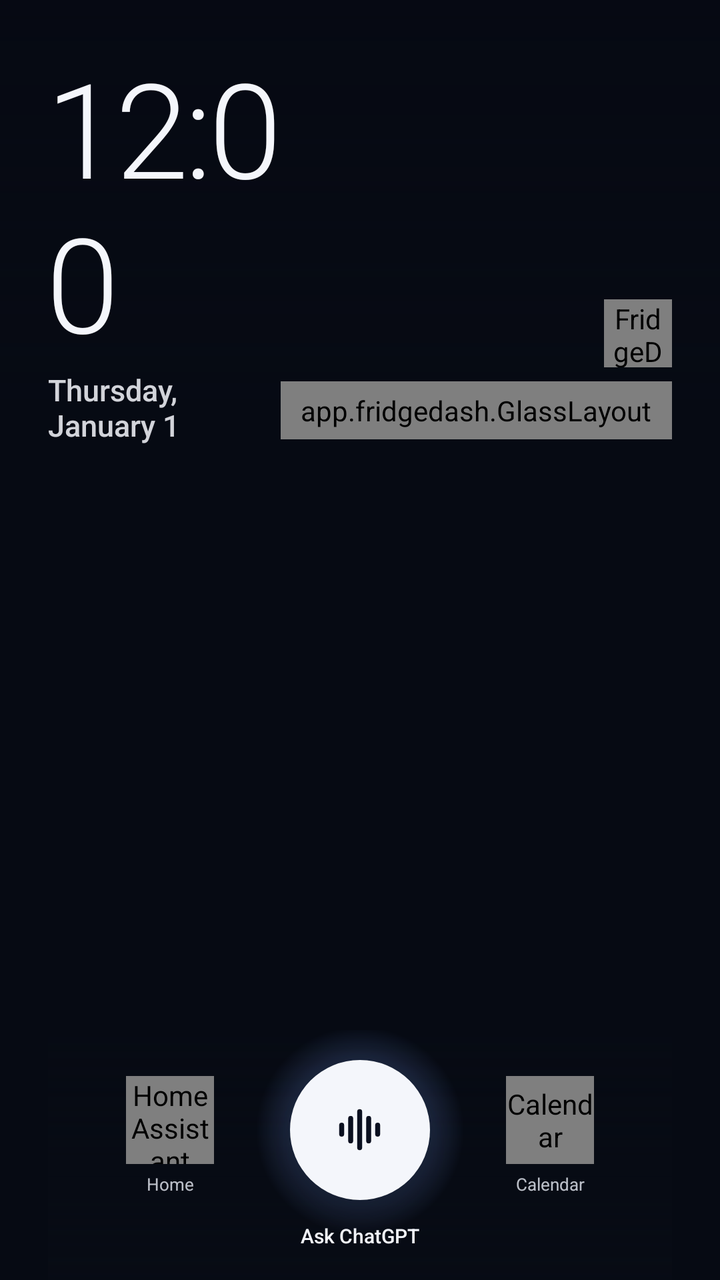
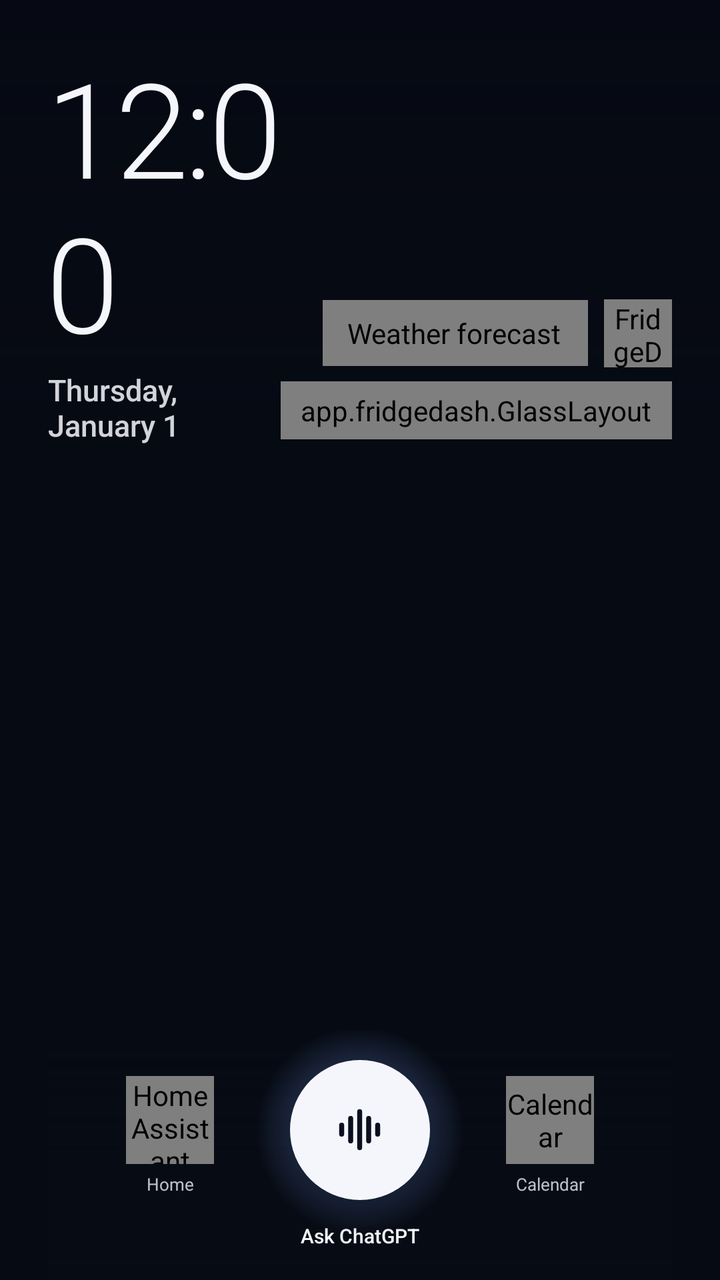

Screens rendered from an Android XML layout before and after an edit, with the pre-edit source and the edit as a unified diff.
<!-- AndroidManifest.xml: activity theme AppTheme.Fullscreen -->
<!-- res/layout/activity_main.xml -->
<?xml version="1.0" encoding="utf-8"?>
<FrameLayout xmlns:android="http://schemas.android.com/apk/res/android"
    xmlns:app="http://schemas.android.com/apk/res-auto"
    android:id="@+id/root"
    android:layout_width="match_parent"
    android:layout_height="match_parent"
    android:background="#FF070B14">

    <ImageView
        android:id="@+id/wallpaper"
        android:layout_width="match_parent"
        android:layout_height="match_parent"
        android:importantForAccessibility="no"
        android:scaleType="fitXY" />

    <View
        android:id="@+id/dim"
        android:layout_width="match_parent"
        android:layout_height="match_parent"
        android:background="#2E050812" />

    <View
        android:layout_width="match_parent"
        android:layout_height="210dp"
        android:background="@drawable/scrim_top" />

    <LinearLayout
        android:layout_width="match_parent"
        android:layout_height="match_parent"
        android:orientation="vertical"
        android:paddingStart="24dp"
        android:paddingTop="28dp"
        android:paddingEnd="24dp">

        
        <LinearLayout
            android:layout_width="match_parent"
            android:layout_height="wrap_content"
            android:gravity="bottom"
            android:orientation="horizontal">

            <LinearLayout
                android:layout_width="0dp"
                android:layout_height="wrap_content"
                android:layout_weight="1"
                android:orientation="vertical">

                <TextClock
                    android:layout_width="wrap_content"
                    android:layout_height="wrap_content"
                    android:fontFamily="sans-serif-light"
                    android:format12Hour="h:mm"
                    android:format24Hour="H:mm"
                    android:includeFontPadding="false"
                    android:letterSpacing="-0.03"
                    android:textColor="#FFF4F6FB"
                    android:textSize="66sp" />

                <TextClock
                    android:layout_width="wrap_content"
                    android:layout_height="wrap_content"
                    android:layout_marginTop="2dp"
                    android:fontFamily="sans-serif-medium"
                    android:format12Hour="EEEE, MMMM d"
                    android:format24Hour="EEEE, d MMMM"
                    android:textColor="#DBF4F6FB"
                    android:textSize="15sp" />
            </LinearLayout>

            <LinearLayout
                android:layout_width="wrap_content"
                android:layout_height="wrap_content"
                android:gravity="end"
                android:orientation="vertical"
                android:paddingBottom="3dp">

                <app.fridgedash.GlassLayout
                    android:id="@+id/btnSettings"
                    android:layout_width="34dp"
                    android:layout_height="34dp"
                    android:clickable="true"
                    android:contentDescription="FridgeDash settings"
                    android:focusable="true"
                    android:gravity="center"
                    app:glassPill="true">

                    <ImageView
                        android:layout_width="16dp"
                        android:layout_height="16dp"
                        android:importantForAccessibility="no"
                        android:src="@drawable/ic_settings" />
                </app.fridgedash.GlassLayout>

                <app.fridgedash.GlassLayout
                    android:id="@+id/creditChip"
                    android:layout_width="wrap_content"
                    android:layout_height="wrap_content"
                    android:layout_marginTop="7dp"
                    android:gravity="center_vertical"
                    android:orientation="horizontal"
                    android:paddingStart="10dp"
                    android:paddingTop="5dp"
                    android:paddingEnd="10dp"
                    android:paddingBottom="5dp"
                    app:glassPill="true">

                    <ImageView
                        android:id="@+id/wifiIcon"
                        android:layout_width="12dp"
                        android:layout_height="12dp"
                        android:contentDescription="Wi-Fi"
                        android:src="@drawable/ic_wifi"
                        android:tint="#FF5ED3C4" />

                    <ImageView
                        android:layout_width="11dp"
                        android:layout_height="11dp"
                        android:layout_marginStart="8dp"
                        android:importantForAccessibility="no"
                        android:src="@drawable/ic_image"
                        android:tint="#DBF4F6FB" />

                    <TextView
                        android:id="@+id/creditText"
                        android:layout_width="wrap_content"
                        android:layout_height="wrap_content"
                        android:layout_marginStart="5dp"
                        android:ellipsize="end"
                        android:maxWidth="190dp"
                        android:maxLines="1"
                        android:textColor="#DBF4F6FB"
                        android:textSize="8.5sp" />
                </app.fridgedash.GlassLayout>
            </LinearLayout>
        </LinearLayout>

        
        <app.fridgedash.GlassLayout
            android:id="@+id/updateBannerBox"
            android:layout_width="match_parent"
            android:layout_height="wrap_content"
            android:layout_marginTop="12dp"
            android:clickable="true"
            android:focusable="true"
            android:visibility="gone"
            app:glassRadius="16dp"
            app:glassTint="#992D7FF9">

            <TextView
                android:id="@+id/updateBanner"
                android:layout_width="match_parent"
                android:layout_height="wrap_content"
                android:gravity="center"
                android:minHeight="40dp"
                android:padding="8dp"
                android:textColor="#FFFFFFFF"
                android:textSize="11sp" />
        </app.fridgedash.GlassLayout>

        
        <ScrollView
            android:layout_width="match_parent"
            android:layout_height="0dp"
            android:layout_marginTop="16dp"
            android:layout_weight="1"
            android:clipToPadding="false"
            android:overScrollMode="never"
            android:paddingBottom="16dp"
            android:scrollbars="none">

            <LinearLayout
                android:id="@+id/todayColumn"
                android:layout_width="match_parent"
                android:layout_height="wrap_content"
                android:orientation="vertical" />
        </ScrollView>

        
        <FrameLayout
            android:layout_width="540dp"
            android:layout_height="125dp"
            android:layout_gravity="center_horizontal"
            android:layout_marginStart="-24dp"
            android:layout_marginEnd="-24dp">

            <View
                android:layout_width="540dp"
                android:layout_height="125dp"
                android:background="@drawable/scrim_bottom" />

            <app.fridgedash.GlassLayout
                android:id="@+id/dockFridge"
                android:layout_width="44dp"
                android:layout_height="44dp"
                android:layout_marginStart="68dp"
                android:layout_marginTop="48dp"
                android:clickable="true"
                android:contentDescription="Refrigerator"
                android:focusable="true"
                android:gravity="center"
                app:glassPill="true">

                <ImageView
                    android:layout_width="17dp"
                    android:layout_height="17dp"
                    android:importantForAccessibility="no"
                    android:src="@drawable/ic_fridge" />
            </app.fridgedash.GlassLayout>

            <TextView
                style="@style/DockLabel"
                android:layout_marginStart="50dp"
                android:layout_marginTop="96dp"
                android:text="Fridge" />

            <app.fridgedash.GlassLayout
                android:id="@+id/dockHome"
                android:layout_width="44dp"
                android:layout_height="44dp"
                android:layout_marginStart="153dp"
                android:layout_marginTop="23dp"
                android:clickable="true"
                android:contentDescription="Home Assistant"
                android:focusable="true"
                android:gravity="center"
                app:glassPill="true">

                <ImageView
                    android:layout_width="17dp"
                    android:layout_height="17dp"
                    android:importantForAccessibility="no"
                    android:src="@drawable/ic_home" />
            </app.fridgedash.GlassLayout>

            <TextView
                style="@style/DockLabel"
                android:layout_marginStart="135dp"
                android:layout_marginTop="71dp"
                android:text="Home" />

            <View
                android:layout_width="104dp"
                android:layout_height="104dp"
                android:layout_marginStart="218dp"
                android:layout_marginTop="-2dp"
                android:background="@drawable/talk_ring" />

            <FrameLayout
                android:id="@+id/dockTalk"
                android:layout_width="70dp"
                android:layout_height="70dp"
                android:layout_marginStart="235dp"
                android:layout_marginTop="15dp"
                android:background="@drawable/talk_button"
                android:clickable="true"
                android:contentDescription="Talk to ChatGPT"
                android:elevation="8dp"
                android:focusable="true">

                <ImageView
                    android:id="@+id/talkIcon"
                    android:layout_width="27dp"
                    android:layout_height="27dp"
                    android:layout_gravity="center"
                    android:importantForAccessibility="no"
                    android:src="@drawable/ic_wave"
                    android:tint="#FF0B1020" />
            </FrameLayout>

            <TextView
                style="@style/DockLabel"
                android:layout_width="120dp"
                android:layout_marginStart="210dp"
                android:layout_marginTop="96dp"
                android:fontFamily="sans-serif-medium"
                android:text="Ask ChatGPT"
                android:textColor="#FFF4F6FB"
                android:textSize="10sp" />

            <app.fridgedash.GlassLayout
                android:id="@+id/dockCalendar"
                android:layout_width="44dp"
                android:layout_height="44dp"
                android:layout_marginStart="343dp"
                android:layout_marginTop="23dp"
                android:clickable="true"
                android:contentDescription="Calendar"
                android:focusable="true"
                android:gravity="center"
                app:glassPill="true">

                <ImageView
                    android:layout_width="17dp"
                    android:layout_height="17dp"
                    android:importantForAccessibility="no"
                    android:src="@drawable/ic_calendar" />
            </app.fridgedash.GlassLayout>

            <TextView
                style="@style/DockLabel"
                android:layout_marginStart="325dp"
                android:layout_marginTop="71dp"
                android:text="Calendar" />

            <app.fridgedash.GlassLayout
                android:id="@+id/dockApps"
                android:layout_width="44dp"
                android:layout_height="44dp"
                android:layout_marginStart="428dp"
                android:layout_marginTop="48dp"
                android:clickable="true"
                android:contentDescription="All apps"
                android:focusable="true"
                android:gravity="center"
                app:glassPill="true">

                <ImageView
                    android:layout_width="16dp"
                    android:layout_height="16dp"
                    android:importantForAccessibility="no"
                    android:src="@drawable/ic_apps" />
            </app.fridgedash.GlassLayout>

            <TextView
                style="@style/DockLabel"
                android:layout_marginStart="410dp"
                android:layout_marginTop="96dp"
                android:text="Apps" />
        </FrameLayout>
    </LinearLayout>
</FrameLayout>
<!-- resources referenced by this layout -->
<resources>
  <!-- drawable ic_home (drawable) -->
  <?xml version="1.0" encoding="utf-8"?>
  <vector xmlns:android="http://schemas.android.com/apk/res/android"
      android:width="24dp" android:height="24dp"
      android:viewportWidth="24" android:viewportHeight="24">
      <path android:pathData="M3,11L12,3L21,11" android:strokeColor="#FFFFFFFF" android:strokeWidth="1.8" android:strokeLineCap="round" android:strokeLineJoin="round" />
      <path android:pathData="M5,9.5V21H19V9.5" android:strokeColor="#FFFFFFFF" android:strokeWidth="1.8" android:strokeLineCap="round" android:strokeLineJoin="round" />
      <path android:pathData="M10,21v-6h4v6" android:strokeColor="#FFFFFFFF" android:strokeWidth="1.8" android:strokeLineCap="round" android:strokeLineJoin="round" />
  </vector>
  <!-- drawable ic_image (drawable) -->
  <?xml version="1.0" encoding="utf-8"?>
  <vector xmlns:android="http://schemas.android.com/apk/res/android"
      android:width="24dp" android:height="24dp"
      android:viewportWidth="24" android:viewportHeight="24">
      <path android:pathData="M3,20l6,-9l4,6l3,-4l5,7z" android:strokeColor="#FFFFFFFF" android:strokeWidth="1.8" android:strokeLineCap="round" android:strokeLineJoin="round" />
      <path android:pathData="M17,6m-2,0a2,2 0,1 0,4 0a2,2 0,1 0,-4 0" android:strokeColor="#FFFFFFFF" android:strokeWidth="1.8" android:strokeLineCap="round" android:strokeLineJoin="round" />
  </vector>
  <!-- drawable scrim_bottom (drawable) -->
  <?xml version="1.0" encoding="utf-8"?>
  <shape xmlns:android="http://schemas.android.com/apk/res/android" android:shape="rectangle">
      <gradient
          android:angle="90"
          android:endColor="#00070B14"
          android:startColor="#D9070B14" />
  </shape>
  <!-- drawable scrim_top (drawable) -->
  <?xml version="1.0" encoding="utf-8"?>
  <shape xmlns:android="http://schemas.android.com/apk/res/android" android:shape="rectangle">
      <gradient
          android:angle="270"
          android:endColor="#00050812"
          android:startColor="#8C050812" />
  </shape>
  <!-- drawable talk_button (drawable) -->
  <?xml version="1.0" encoding="utf-8"?>
  <ripple xmlns:android="http://schemas.android.com/apk/res/android"
      android:color="#330B1020">
      <item>
          <shape android:shape="oval">
              <solid android:color="#FFF4F6FB" />
          </shape>
      </item>
  </ripple>
  <!-- drawable talk_ring (drawable) -->
  <?xml version="1.0" encoding="utf-8"?>
  <shape xmlns:android="http://schemas.android.com/apk/res/android" android:shape="oval">
      <gradient
          android:centerColor="#4478A0FF"
          android:endColor="#0078A0FF"
          android:gradientRadius="50%p"
          android:startColor="#6678A0FF"
          android:type="radial" />
  </shape>
  <style name="DockLabel">
          <item name="android:layout_width">80dp</item>
          <item name="android:layout_height">wrap_content</item>
          <item name="android:gravity">center</item>
          <item name="android:textColor">#CCE8ECF5</item>
          <item name="android:textSize">8.5sp</item>
      </style>
  <style name="AppTheme.Fullscreen">
          <item name="android:windowFullscreen">true</item>
          <item name="android:windowBackground">#FF070B14</item>
      </style>
  <!-- unchanged entries left out for length: 6 -->
</resources>

<!-- the commit's change to res/layout/activity_main.xml (unified diff, before → after) -->
@@ -74,22 +74,83 @@
                 android:orientation="vertical"
                 android:paddingBottom="3dp">
 
-                <app.fridgedash.GlassLayout
-                    android:id="@+id/btnSettings"
-                    android:layout_width="34dp"
-                    android:layout_height="34dp"
-                    android:clickable="true"
-                    android:contentDescription="FridgeDash settings"
-                    android:focusable="true"
-                    android:gravity="center"
-                    app:glassPill="true">
-
-                    <ImageView
-                        android:layout_width="16dp"
-                        android:layout_height="16dp"
-                        android:importantForAccessibility="no"
-                        android:src="@drawable/ic_settings" />
-                </app.fridgedash.GlassLayout>
+                <LinearLayout
+                    android:layout_width="wrap_content"
+                    android:layout_height="wrap_content"
+                    android:gravity="center_vertical"
+                    android:orientation="horizontal">
+
+                    
+                    <app.fridgedash.GlassLayout
+                        android:id="@+id/weatherCard"
+                        android:layout_width="wrap_content"
+                        android:layout_height="wrap_content"
+                        android:clickable="true"
+                        android:contentDescription="Weather forecast"
+                        android:focusable="true"
+                        android:gravity="center_vertical"
+                        android:orientation="horizontal"
+                        android:paddingStart="12dp"
+                        android:paddingTop="7dp"
+                        android:paddingEnd="14dp"
+                        android:paddingBottom="7dp"
+                        app:glassRadius="18dp">
+
+                        <TextView
+                            android:id="@+id/weatherIcon"
+                            android:layout_width="wrap_content"
+                            android:layout_height="wrap_content"
+                            android:includeFontPadding="false"
+                            android:text="⛅"
+                            android:textSize="26sp" />
+
+                        <LinearLayout
+                            android:layout_width="wrap_content"
+                            android:layout_height="wrap_content"
+                            android:layout_marginStart="8dp"
+                            android:orientation="vertical">
+
+                            <TextView
+                                android:id="@+id/weatherTemp"
+                                android:layout_width="wrap_content"
+                                android:layout_height="wrap_content"
+                                android:fontFamily="sans-serif-light"
+                                android:includeFontPadding="false"
+                                android:text="—°"
+                                android:textColor="#FFF4F6FB"
+                                android:textSize="26sp" />
+
+                            <TextView
+                                android:id="@+id/weatherSub"
+                                android:layout_width="wrap_content"
+                                android:layout_height="wrap_content"
+                                android:maxWidth="150dp"
+                                android:maxLines="1"
+                                android:ellipsize="end"
+                                android:text="Weather"
+                                android:textColor="#DBF4F6FB"
+                                android:textSize="9sp" />
+                        </LinearLayout>
+                    </app.fridgedash.GlassLayout>
+
+                    <app.fridgedash.GlassLayout
+                        android:id="@+id/btnSettings"
+                        android:layout_width="34dp"
+                        android:layout_height="34dp"
+                        android:layout_marginStart="8dp"
+                        android:clickable="true"
+                        android:contentDescription="FridgeDash settings"
+                        android:focusable="true"
+                        android:gravity="center"
+                        app:glassPill="true">
+
+                        <ImageView
+                            android:layout_width="16dp"
+                            android:layout_height="16dp"
+                            android:importantForAccessibility="no"
+                            android:src="@drawable/ic_settings" />
+                    </app.fridgedash.GlassLayout>
+                </LinearLayout>
 
                 <app.fridgedash.GlassLayout
                     android:id="@+id/creditChip"
